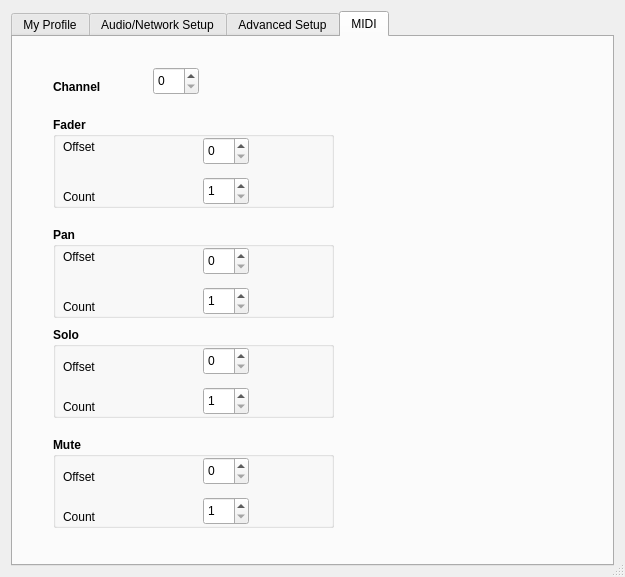
The window that src/clientsettingsdlgbase.ui (ignotus666/jamulus) describes before a commit, drawn with Qt 5.
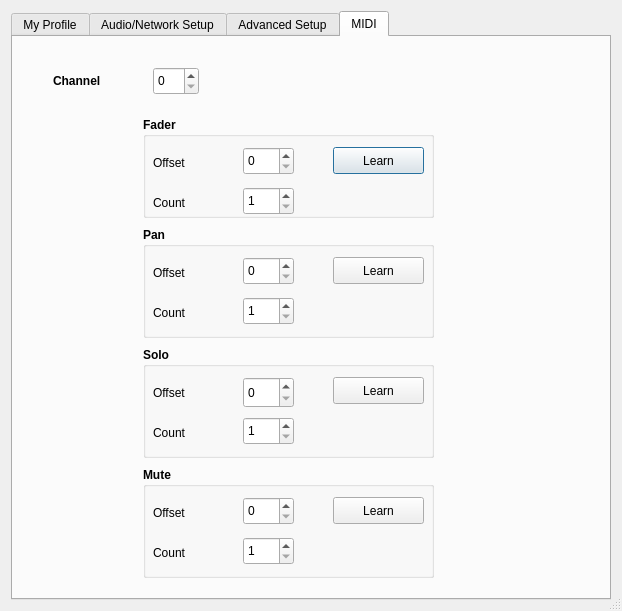
The same window after the commit. Icons and pictures are not drawn. Custom widgets are drawn as their Qt base class.

Commit message: Add MIDI learn function

The edit to the form file:
```diff
--- a/src/clientsettingsdlgbase.ui
+++ b/src/clientsettingsdlgbase.ui
@@ -6,8 +6,8 @@
    <rect>
     <x>0</x>
     <y>0</y>
-    <width>625</width>
-    <height>577</height>
+    <width>622</width>
+    <height>611</height>
    </rect>
   </property>
   <property name="windowTitle">
@@ -1344,9 +1344,9 @@
        <property name="geometry">
         <rect>
          <x>40</x>
-         <y>40</y>
+         <y>28</y>
          <width>71</width>
-         <height>19</height>
+         <height>31</height>
         </rect>
        </property>
        <property name="font">
@@ -1378,10 +1378,10 @@
       <widget class="QGroupBox" name="faderGroup">
        <property name="geometry">
         <rect>
-         <x>40</x>
+         <x>130</x>
          <y>80</y>
-         <width>281</width>
-         <height>91</height>
+         <width>291</width>
+         <height>101</height>
         </rect>
        </property>
        <property name="font">
@@ -1397,9 +1397,9 @@
         <property name="geometry">
          <rect>
           <x>10</x>
-          <y>20</y>
+          <y>30</y>
           <width>71</width>
-          <height>19</height>
+          <height>31</height>
          </rect>
         </property>
         <property name="font">
@@ -1415,9 +1415,9 @@
        <widget class="QSpinBox" name="cbxFaderOffset">
         <property name="geometry">
          <rect>
-          <x>150</x>
-          <y>20</y>
-          <width>46</width>
+          <x>100</x>
+          <y>30</y>
+          <width>51</width>
           <height>28</height>
          </rect>
         </property>
@@ -1437,7 +1437,7 @@
           <x>10</x>
           <y>70</y>
           <width>71</width>
-          <height>19</height>
+          <height>31</height>
          </rect>
         </property>
         <property name="font">
@@ -1453,9 +1453,9 @@
        <widget class="QSpinBox" name="cbxFaderCount">
         <property name="geometry">
          <rect>
-          <x>150</x>
-          <y>60</y>
-          <width>46</width>
+          <x>100</x>
+          <y>70</y>
+          <width>51</width>
           <height>28</height>
          </rect>
         </property>
@@ -1472,14 +1472,33 @@
          <number>127</number>
         </property>
        </widget>
+       <widget class="QPushButton" name="butLearnFaderOffset">
+        <property name="geometry">
+         <rect>
+          <x>190</x>
+          <y>30</y>
+          <width>91</width>
+          <height>27</height>
+         </rect>
+        </property>
+        <property name="font">
+         <font>
+          <weight>50</weight>
+          <bold>false</bold>
+         </font>
+        </property>
+        <property name="text">
+         <string>Learn</string>
+        </property>
+       </widget>
       </widget>
       <widget class="QGroupBox" name="panGroup">
        <property name="geometry">
         <rect>
-         <x>40</x>
+         <x>130</x>
          <y>190</y>
-         <width>281</width>
-         <height>91</height>
+         <width>291</width>
+         <height>111</height>
         </rect>
        </property>
        <property name="font">
@@ -1495,9 +1514,9 @@
         <property name="geometry">
          <rect>
           <x>10</x>
-          <y>20</y>
+          <y>30</y>
           <width>71</width>
-          <height>19</height>
+          <height>31</height>
          </rect>
         </property>
         <property name="font">
@@ -1513,9 +1532,9 @@
        <widget class="QSpinBox" name="cbxPanOffset">
         <property name="geometry">
          <rect>
-          <x>150</x>
-          <y>20</y>
-          <width>46</width>
+          <x>100</x>
+          <y>30</y>
+          <width>51</width>
           <height>28</height>
          </rect>
         </property>
@@ -1535,7 +1554,7 @@
           <x>10</x>
           <y>70</y>
           <width>71</width>
-          <height>19</height>
+          <height>31</height>
          </rect>
         </property>
         <property name="font">
@@ -1551,9 +1570,9 @@
        <widget class="QSpinBox" name="cbxPanCount">
         <property name="geometry">
          <rect>
-          <x>150</x>
-          <y>60</y>
-          <width>46</width>
+          <x>100</x>
+          <y>70</y>
+          <width>51</width>
           <height>28</height>
          </rect>
         </property>
@@ -1570,14 +1589,33 @@
          <number>127</number>
         </property>
        </widget>
+       <widget class="QPushButton" name="butLearnPanOffset">
+        <property name="geometry">
+         <rect>
+          <x>190</x>
+          <y>30</y>
+          <width>91</width>
+          <height>27</height>
+         </rect>
+        </property>
+        <property name="font">
+         <font>
+          <weight>50</weight>
+          <bold>false</bold>
+         </font>
+        </property>
+        <property name="text">
+         <string>Learn</string>
+        </property>
+       </widget>
       </widget>
       <widget class="QGroupBox" name="soloGroup">
        <property name="geometry">
         <rect>
-         <x>40</x>
-         <y>290</y>
-         <width>281</width>
-         <height>91</height>
+         <x>130</x>
+         <y>310</y>
+         <width>291</width>
+         <height>111</height>
         </rect>
        </property>
        <property name="font">
@@ -1595,7 +1633,7 @@
           <x>10</x>
           <y>30</y>
           <width>71</width>
-          <height>19</height>
+          <height>31</height>
          </rect>
         </property>
         <property name="font">
@@ -1611,10 +1649,10 @@
        <widget class="QSpinBox" name="cbxSoloOffset">
         <property name="geometry">
          <rect>
-          <x>150</x>
-          <y>20</y>
-          <width>46</width>
-          <height>28</height>
+          <x>100</x>
+          <y>30</y>
+          <width>51</width>
+          <height>31</height>
          </rect>
         </property>
         <property name="font">
@@ -1633,7 +1671,7 @@
           <x>10</x>
           <y>70</y>
           <width>71</width>
-          <height>19</height>
+          <height>31</height>
          </rect>
         </property>
         <property name="font">
@@ -1649,9 +1687,9 @@
        <widget class="QSpinBox" name="cbxSoloCount">
         <property name="geometry">
          <rect>
-          <x>150</x>
-          <y>60</y>
-          <width>46</width>
+          <x>100</x>
+          <y>70</y>
+          <width>51</width>
           <height>28</height>
          </rect>
         </property>
@@ -1668,14 +1706,33 @@
          <number>127</number>
         </property>
        </widget>
+       <widget class="QPushButton" name="butLearnSoloOffset">
+        <property name="geometry">
+         <rect>
+          <x>190</x>
+          <y>30</y>
+          <width>91</width>
+          <height>27</height>
+         </rect>
+        </property>
+        <property name="font">
+         <font>
+          <weight>50</weight>
+          <bold>false</bold>
+         </font>
+        </property>
+        <property name="text">
+         <string>Learn</string>
+        </property>
+       </widget>
       </widget>
       <widget class="QGroupBox" name="muteGroup">
        <property name="geometry">
         <rect>
-         <x>40</x>
-         <y>400</y>
-         <width>281</width>
-         <height>91</height>
+         <x>130</x>
+         <y>430</y>
+         <width>291</width>
+         <height>111</height>
         </rect>
        </property>
        <property name="font">
@@ -1693,7 +1750,7 @@
           <x>10</x>
           <y>30</y>
           <width>71</width>
-          <height>19</height>
+          <height>31</height>
          </rect>
         </property>
         <property name="font">
@@ -1709,9 +1766,9 @@
        <widget class="QSpinBox" name="cbxMuteOffset">
         <property name="geometry">
          <rect>
-          <x>150</x>
-          <y>20</y>
-          <width>46</width>
+          <x>100</x>
+          <y>30</y>
+          <width>51</width>
           <height>28</height>
          </rect>
         </property>
@@ -1731,7 +1788,7 @@
           <x>10</x>
           <y>70</y>
           <width>71</width>
-          <height>19</height>
+          <height>31</height>
          </rect>
         </property>
         <property name="font">
@@ -1747,9 +1804,9 @@
        <widget class="QSpinBox" name="cbxMuteCount">
         <property name="geometry">
          <rect>
-          <x>150</x>
-          <y>60</y>
-          <width>46</width>
+          <x>100</x>
+          <y>70</y>
+          <width>51</width>
           <height>28</height>
          </rect>
         </property>
@@ -1766,6 +1823,25 @@
          <number>127</number>
         </property>
        </widget>
+       <widget class="QPushButton" name="butLearnMuteOffset">
+        <property name="geometry">
+         <rect>
+          <x>190</x>
+          <y>30</y>
+          <width>91</width>
+          <height>27</height>
+         </rect>
+        </property>
+        <property name="font">
+         <font>
+          <weight>50</weight>
+          <bold>false</bold>
+         </font>
+        </property>
+        <property name="text">
+         <string>Learn</string>
+        </property>
+       </widget>
       </widget>
      </widget>
     </widget>
```
The commit also changes 6 other files.
